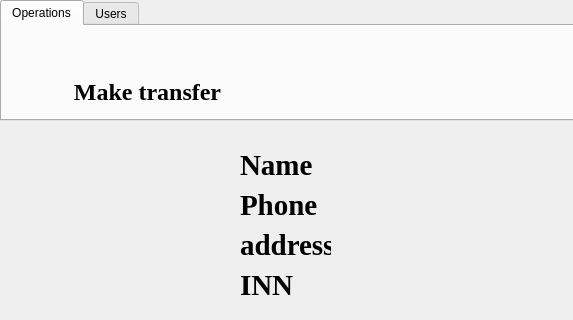
Qt form shish_bank_admin/workwindow.ui (FANDIM-wolf/Scripts_for_testing_data_base) before a commit; both pictures show x 0 to 573 and y 0 to 320 of the 1131 by 692 pixel window.
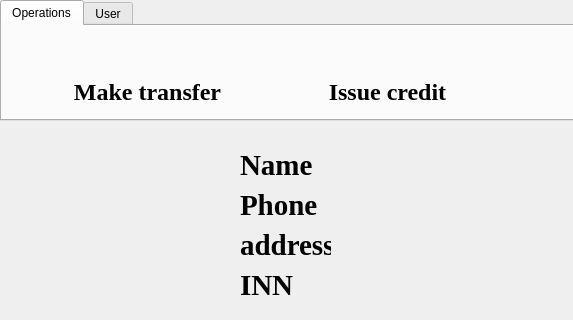
The same form after that commit. The open tabs and pages were chosen to show the change.

```diff
--- a/shish_bank_admin/workwindow.ui
+++ b/shish_bank_admin/workwindow.ui
@@ -144,10 +144,35 @@
       <string>Make transfer</string>
      </property>
     </widget>
+    <widget class="QPushButton" name="pushButton_3">
+     <property name="geometry">
+      <rect>
+       <x>280</x>
+       <y>50</y>
+       <width>211</width>
+       <height>31</height>
+      </rect>
+     </property>
+     <property name="font">
+      <font>
+       <family>Times New Roman</family>
+       <pointsize>18</pointsize>
+       <weight>75</weight>
+       <bold>true</bold>
+      </font>
+     </property>
+     <property name="styleSheet">
+      <string notr="true">border-radius: 10px;
+background-color:&quot;#FF5500&quot;;</string>
+     </property>
+     <property name="text">
+      <string>Issue credit</string>
+     </property>
+    </widget>
    </widget>
    <widget class="QWidget" name="Tab_2">
     <attribute name="title">
-     <string>Users</string>
+     <string>User</string>
     </attribute>
     <widget class="QPushButton" name="pushButton_2">
      <property name="geometry">
```
